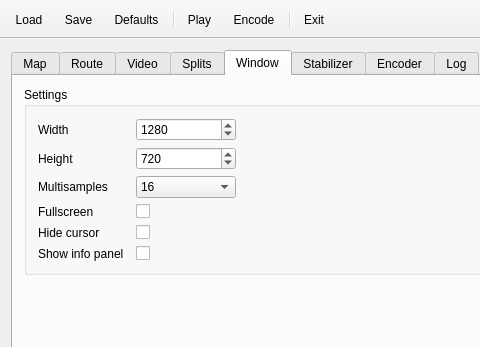
Qt form src/MainWindow.ui (mikoro/orientview) before a commit; both pictures show x 0 to 480 and y 0 to 347 of the 600 by 633 pixel window.
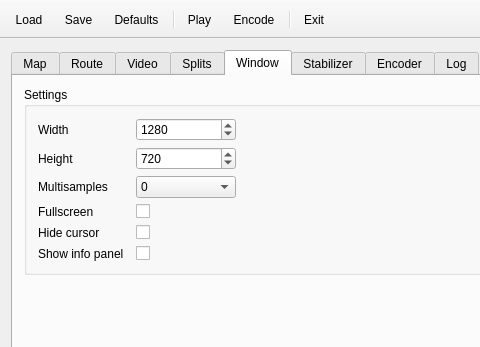
The same form after that commit. The open tabs and pages were chosen to show the change. Icons and pictures are not drawn.

Commit message: Changed the default value of multisamples

```diff
--- a/src/MainWindow.ui
+++ b/src/MainWindow.ui
@@ -2010,7 +2010,7 @@
               <bool>false</bool>
              </property>
              <property name="currentIndex">
-              <number>4</number>
+              <number>0</number>
              </property>
              <item>
               <property name="text">
```
Left out of the diff: 2 changed lines with no effect on the pictures. The commit also changes 1 other file.
